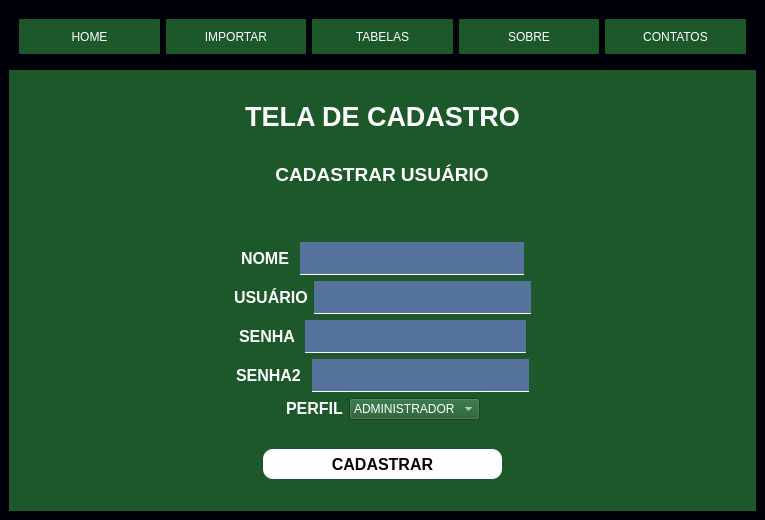
First picture: the form in progeto_real.ui, repository francisconeponuceno/pythonProject_real, before the edit.
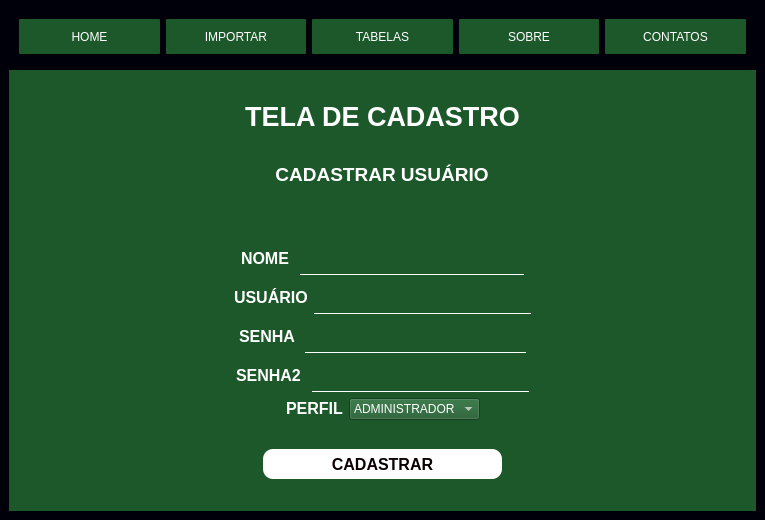
Second picture: the form after the edit. The open tabs and pages were chosen to show the change. Icons and pictures are not drawn.

Patch:
```diff
--- a/progeto_real.ui
+++ b/progeto_real.ui
@@ -1049,7 +1049,7 @@
              <string notr="true">color:rgba(211,239,251,1);
 border-bottom: 1px solid white;
 border-radius: None;
-background-color: rgba(85,115,155,0,1);
+background-color: rgba(29, 88, 43,0.0);
 font-family: Trebuchet MS;
 font-size: 21px;</string>
             </property>
@@ -1101,7 +1101,7 @@
              <string notr="true">color:rgba(211,239,251,1);
 border-bottom: 1px solid white;
 border-radius: None;
-background-color: rgba(85,115,155,0,1);
+background-color: rgba(29, 88, 43,0.0);
 font-family: Trebuchet MS;
 font-size: 21px;</string>
             </property>
@@ -1153,7 +1153,7 @@
              <string notr="true">color:rgba(211,239,251,1);
 border-bottom: 1px solid white;
 border-radius: None;
-background-color: rgba(85,115,155,0,1);
+background-color: rgba(29, 88, 43,0.0);
 font-family: Trebuchet MS;
 font-size: 21px;</string>
             </property>
@@ -1205,7 +1205,7 @@
              <string notr="true">color:rgba(211,239,251,1);
 border-bottom: 1px solid white;
 border-radius: None;
-background-color: rgba(85,115,155,0,1);
+background-color: rgba(29, 88, 43,0.0);
 font-family: Trebuchet MS;
 font-size: 21px;</string>
             </property>
```
Left out of the diff: 2 changed lines with no effect on the pictures.
